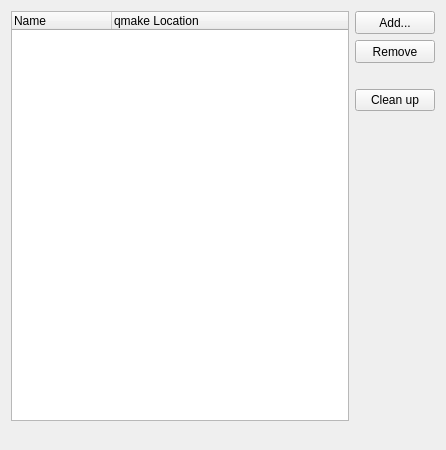
Above: src/plugins/qtsupport/qtversionmanager.ui from qt-creator/qt-creator before the change. Below: the same form after it.
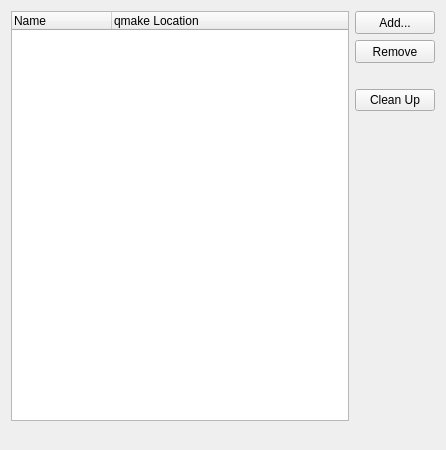
That is the form after the change. Custom widgets are drawn as their Qt base class.

Commit message: Qt support: fix capitalization of "Clean Up" button

```diff
--- a/src/plugins/qtsupport/qtversionmanager.ui
+++ b/src/plugins/qtsupport/qtversionmanager.ui
@@ -91,7 +91,7 @@
      <item>
       <widget class="QPushButton" name="cleanUpButton">
        <property name="text">
-        <string>Clean up</string>
+        <string>Clean Up</string>
        </property>
       </widget>
      </item>
```
